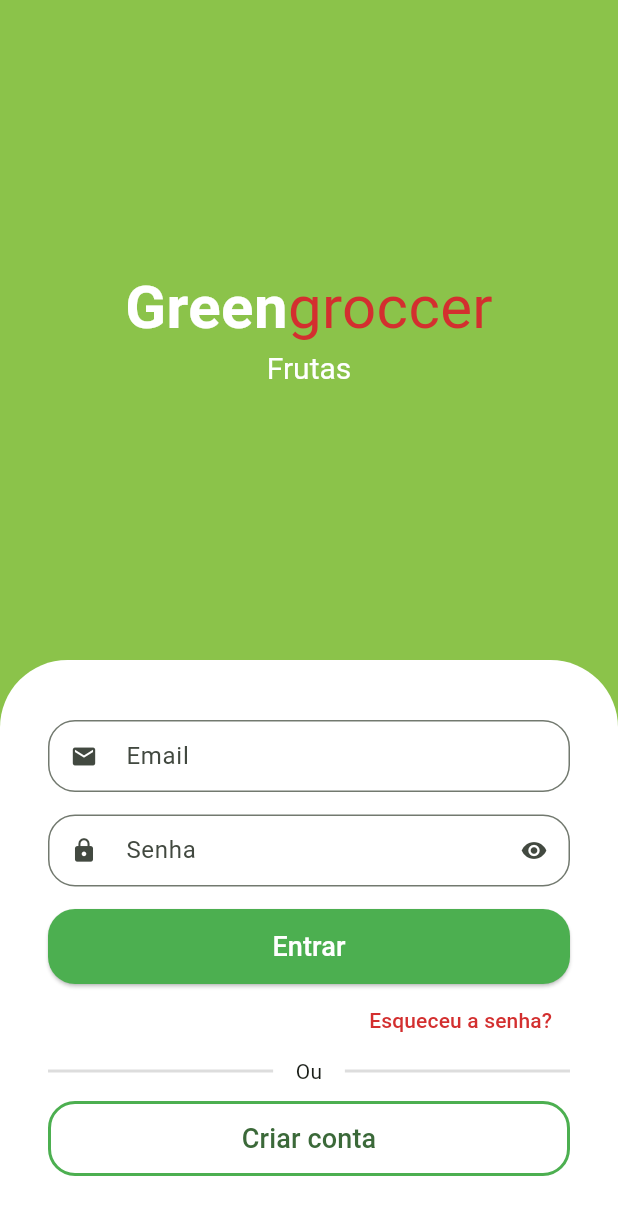
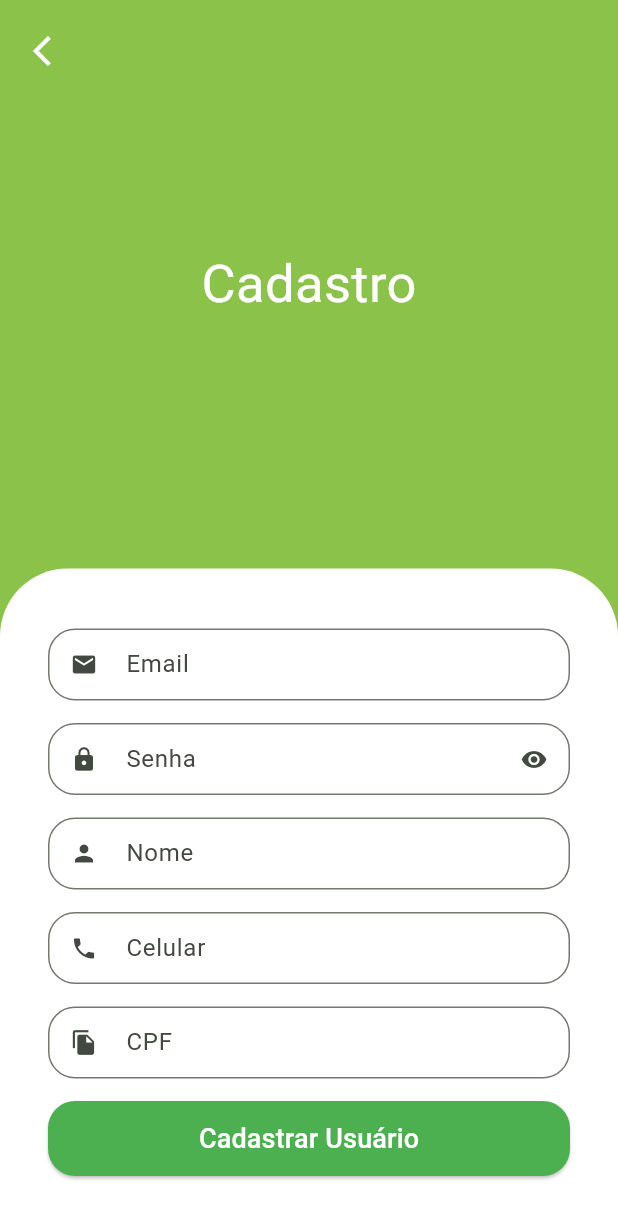
Before and after one commit to Giovanijose/Quitanda-Flutter, a Flutter app: the screen it shows after launch, after a tap on "Criar conta", on a phone screen of 412 x 824 dp. Shown: the top 1219 px of the screen. Run offline on Flutter 3.47's test engine with Material 3 defaults, Android fonts, the phone set to English and light mode, and no system bars; drawn by our look-alikes of animated_text_kit; our stand-ins replace mask_text_input_formatter.

Commit message:
tela de cadastro

```diff
--- a/lib/src/auth/components/custom_text_field.dart
+++ b/lib/src/auth/components/custom_text_field.dart
@@ -1,14 +1,17 @@
 import 'package:flutter/material.dart';
+import 'package:flutter/services.dart';
 
 class CustomTextField extends StatefulWidget {
   final IconData icon;
   final String label;
   final bool isSecret;
+  final List<TextInputFormatter>? inputFormatters;
 
   const CustomTextField({
     super.key,
     required this.icon,
     required this.label,
+    this.inputFormatters,
     this.isSecret = false,
   });
 
@@ -31,6 +34,7 @@
     return Padding(
       padding: const EdgeInsets.only(bottom: 15),
       child: TextFormField(
+        inputFormatters: widget.inputFormatters,
         obscureText: isObscure,
         decoration: InputDecoration(
           prefixIcon: Icon(widget.icon),
--- a/lib/src/auth/sign_in_screen.dart
+++ b/lib/src/auth/sign_in_screen.dart
@@ -1,6 +1,7 @@
 import 'package:animated_text_kit/animated_text_kit.dart';
 import 'package:flutter/material.dart';
 import 'package:greengrocer/src/auth/components/custom_text_field.dart';
+import 'package:greengrocer/src/auth/sign_up_screen.dart';
 import 'package:greengrocer/src/config/custom_colors.dart';
 
 class SignInScreen extends StatelessWidget {
@@ -167,7 +168,12 @@
                             color: Colors.green,
                           ),
                         ),
-                        onPressed: () {},
+                        onPressed: () {
+                          Navigator.of(context)
+                              .push(MaterialPageRoute(builder: (c) {
+                            return SignUpScreen();
+                          }));
+                        },
                         child: const Text(
                           'Criar conta',
                           style: TextStyle(
--- /dev/null
+++ b/lib/src/auth/sign_up_screen.dart
@@ -0,0 +1,127 @@
+import 'package:flutter/material.dart';
+import 'package:greengrocer/src/auth/components/custom_text_field.dart';
+import 'package:greengrocer/src/config/custom_colors.dart';
+import 'package:mask_text_input_formatter/mask_text_input_formatter.dart';
+
+class SignUpScreen extends StatelessWidget {
+  SignUpScreen({super.key});
+
+  final cpfFormatter = MaskTextInputFormatter(
+    mask: '###.###.###-##',
+    filter: {'#': RegExp(r'[0-9]')},
+  );
+
+  final phoneFormatter = MaskTextInputFormatter(
+    mask: '## # ####-####',
+    filter: {'#': RegExp(r'[0-9]')},
+  );
+
+  @override
+  Widget build(BuildContext context) {
+    final size = MediaQuery.of(context).size;
+
+    return Scaffold(
+      backgroundColor: CustomColors.customSwatchColor,
+      body: SingleChildScrollView(
+        child: SizedBox(
+          height: size.height,
+          width: size.width,
+          child: Stack(
+            children: [
+              Column(
+                children: [
+                  const Expanded(
+                    child: Center(
+                      child: Text(
+                        'Cadastro',
+                        style: TextStyle(
+                          color: Colors.white,
+                          fontSize: 35,
+                        ),
+                      ),
+                    ),
+                  ),
+
+                  //Formulário
+
+                  Container(
+                    padding: const EdgeInsets.symmetric(
+                      horizontal: 32,
+                      vertical: 40,
+                    ),
+                    decoration: const BoxDecoration(
+                      color: Colors.white,
+                      borderRadius: BorderRadiusDirectional.vertical(
+                        top: Radius.circular(45),
+                      ),
+                    ),
+                    child: Column(
+                      crossAxisAlignment: CrossAxisAlignment.stretch,
+                      children: [
+                        const CustomTextField(
+                          icon: Icons.email,
+                          label: 'Email',
+                        ),
+                        const CustomTextField(
+                          icon: Icons.lock,
+                          label: 'Senha',
+                          isSecret: true,
+                        ),
+                        const CustomTextField(
+                          icon: Icons.person,
+                          label: 'Nome',
+                        ),
+                        CustomTextField(
+                          icon: Icons.phone,
+                          label: 'Celular',
+                          inputFormatters: [phoneFormatter],
+                        ),
+                        CustomTextField(
+                          icon: Icons.file_copy,
+                          label: 'CPF',
+                          inputFormatters: [cpfFormatter],
+                        ),
+
+                        // Botão Cadastrar Usuário
+                        SizedBox(
+                          height: 50,
+                          child: ElevatedButton(
+                            style: ElevatedButton.styleFrom(
+                              shape: RoundedRectangleBorder(
+                                borderRadius: BorderRadius.circular(18),
+                              ),
+                            ),
+                            onPressed: () {},
+                            child: const Text(
+                              'Cadastrar Usuário',
+                              style: TextStyle(fontSize: 18),
+                            ),
+                          ),
+                        )
+                      ],
+                    ),
+                  ),
+                ],
+              ),
+              Positioned(
+                top: 10,
+                left: 10,
+                child: SafeArea(
+                  child: IconButton(
+                    onPressed: () {
+                      Navigator.of(context).pop();
+                    },
+                    icon: const Icon(
+                      Icons.arrow_back_ios,
+                      color: Colors.white,
+                    ),
+                  ),
+                ),
+              ),
+            ],
+          ),
+        ),
+      ),
+    );
+  }
+}
--- a/pubspec.yaml
+++ b/pubspec.yaml
@@ -36,6 +36,7 @@
   # Use with the CupertinoIcons class for iOS style icons.
   cupertino_icons: ^1.0.2
   animated_text_kit: ^4.2.2
+  mask_text_input_formatter: ^2.9.0
 
 dev_dependencies:
   flutter_test:
```
Also changed, not shown: pubspec.lock.
